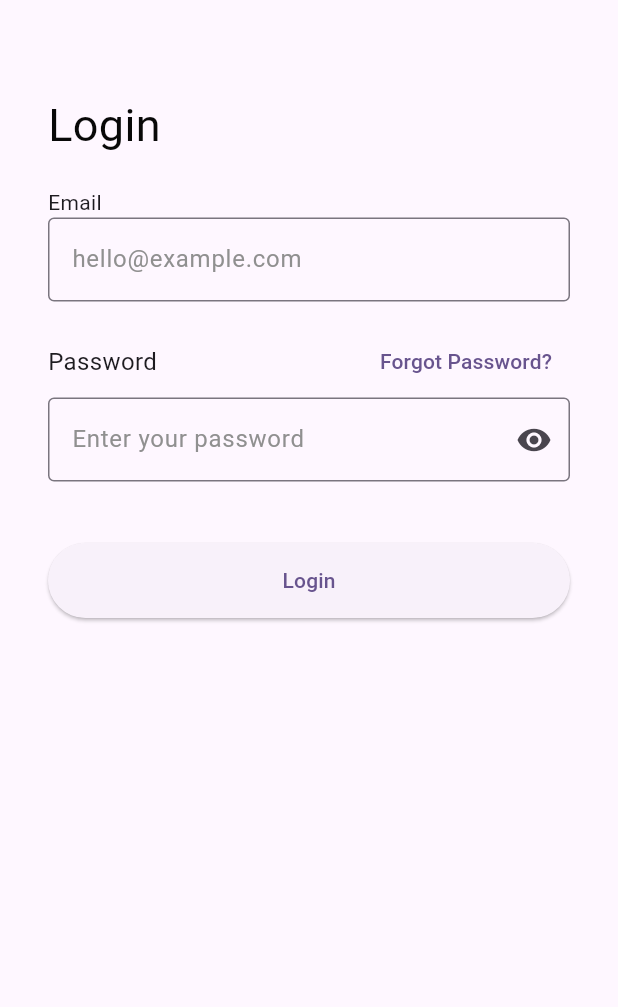
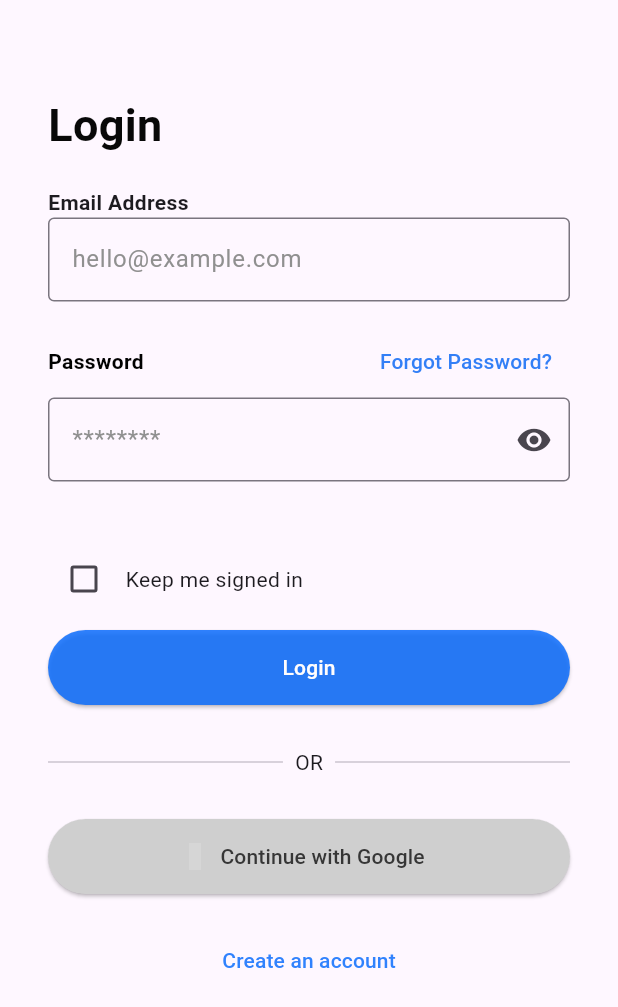
Before and after one commit to Krupnyk-Ivan/e_sign, a Flutter app: the screen it shows after launch, on a phone screen of 412 x 824 dp. Shown: the top 1007 px of the screen. Run offline on Flutter 3.47's test engine with Material 3 defaults, Android fonts, the phone set to English and light mode, and no system bars; our stand-ins replace firebase_auth, firebase_core, material_design_icons_flutter; accounts and stored records are empty; grey boxes are pictures that could not be loaded.

Commit message:
Adds registration page and UI enhancements

```diff
--- a/lib/main.dart
+++ b/lib/main.dart
@@ -1,4 +1,6 @@
 import 'package:e_sign/pages/login_page.dart';
+import 'package:e_sign/pages/register_page.dart';
+
 import 'package:flutter/material.dart';
 import 'package:firebase_core/firebase_core.dart';
 import 'firebase_options.dart';
--- a/lib/pages/login_page.dart
+++ b/lib/pages/login_page.dart
@@ -1,6 +1,9 @@
+import 'package:e_sign/pages/register_page.dart';
 import 'package:firebase_auth/firebase_auth.dart';
 import 'package:flutter/material.dart';
+import 'package:material_design_icons_flutter/material_design_icons_flutter.dart';
 import '../services/auth_service.dart';
+import '../pages/list_apply_page.dart';
 
 class LoginPage extends StatefulWidget {
   const LoginPage({Key? key}) : super(key: key);
@@ -14,6 +17,7 @@ void initState() {}
 
 class _LoginPageState extends State<LoginPage> {
   bool passwordVisible = true;
+  bool isChecked = false;
   TextEditingController controllerEmail = TextEditingController();
   TextEditingController controllerPassword = TextEditingController();
   String erorMessege = '';
@@ -23,12 +27,21 @@ class _LoginPageState extends State<LoginPage> {
         email: controllerEmail.text,
         password: controllerPassword.text,
       );
+      Navigator.of(
+        context,
+      ).push(MaterialPageRoute(builder: (context) => const ListApplyPage()));
     } on FirebaseAuthException catch (e) {
       setState(() {
         erorMessege = e.message ?? 'This is not working';
       });
       print(erorMessege);
     }
+  }
+
+  void register() {
+    Navigator.of(
+      context,
+    ).push(MaterialPageRoute(builder: (context) => const RegisterPage()));
   }
 
   @override
@@ -48,12 +61,19 @@ class _LoginPageState extends State<LoginPage> {
                   style: TextStyle(
                     fontSize: 30,
                     color: Color.fromARGB(255, 8, 8, 8),
+                    fontWeight: FontWeight.bold,
                   ),
                 ),
               ),
               SizedBox(height: 20),
 
-              Align(alignment: Alignment.centerLeft, child: Text('Email')),
+              Align(
+                alignment: Alignment.centerLeft,
+                child: Text(
+                  'Email Address',
+                  style: TextStyle(fontWeight: FontWeight.bold, fontSize: 14),
+                ),
+              ),
 
               TextFormField(
                 controller: controllerEmail,
@@ -74,8 +94,23 @@ class _LoginPageState extends State<LoginPage> {
               Row(
                 mainAxisAlignment: MainAxisAlignment.spaceBetween,
                 children: [
-                  Text('Password', style: TextStyle(fontSize: 16)),
-                  TextButton(onPressed: () {}, child: Text('Forgot Password?')),
+                  Text(
+                    'Password',
+                    style: TextStyle(
+                      fontSize: 14,
+                      color: Color.fromARGB(255, 1, 1, 1),
+                      fontWeight: FontWeight.bold,
+                    ),
+                  ),
+                  TextButton(
+                    onPressed: () {},
+                    child: Text(
+                      'Forgot Password?',
+                      style: TextStyle(
+                        color: Color.fromARGB(218, 16, 107, 245),
+                      ),
+                    ),
+                  ),
                 ],
               ),
 
@@ -84,7 +119,7 @@ class _LoginPageState extends State<LoginPage> {
                 controller: controllerPassword,
                 decoration: InputDecoration(
                   border: OutlineInputBorder(),
-                  hintText: 'Enter your password',
+                  hintText: '********',
                   hintStyle: TextStyle(
                     color: Color.fromARGB(255, 144, 144, 144),
                   ),
@@ -105,6 +140,23 @@ class _LoginPageState extends State<LoginPage> {
               SizedBox(height: 10),
               Row(
                 children: [
+                  Checkbox(
+                    value: isChecked,
+                    activeColor: Color.fromARGB(218, 13, 110, 253),
+                    onChanged: (bool? value) {
+                      setState(() {
+                        isChecked = value!;
+                      });
+                    },
+                  ),
+                  Text(" Keep me signed in"),
+                ],
+              ),
+
+              SizedBox(height: 10),
+
+              Row(
+                children: [
                   Expanded(
                     flex: 10,
                     child: ElevatedButton(
@@ -113,12 +165,67 @@ class _LoginPageState extends State<LoginPage> {
                       },
                       style: ElevatedButton.styleFrom(
                         minimumSize: const Size.fromHeight(50),
+                        backgroundColor: Color.fromARGB(218, 13, 110, 253),
                       ),
 
-                      child: Text('Login'),
+                      child: Text(
+                        'Login',
+                        style: TextStyle(
+                          color: Color.fromARGB(255, 255, 253, 253),
+                        ),
+                      ),
                     ),
                   ),
                 ],
+              ),
+              SizedBox(height: 20),
+              Row(
+                children: [
+                  Expanded(child: Divider()),
+                  Padding(padding: EdgeInsets.all(8), child: Text("OR")),
+                  Expanded(child: Divider()),
+                ],
+              ),
+              SizedBox(height: 20),
+
+              Row(
+                children: [
+                  Expanded(
+                    flex: 10,
+                    child: ElevatedButton.icon(
+                      onPressed: signIn,
+                      icon: Icon(
+                        MdiIcons.google,
+                        color: const Color.fromARGB(255, 55, 55, 55),
+                      ),
+                      label: Text(
+                        'Continue with Google',
+                        style: TextStyle(
+                          color: const Color.fromARGB(255, 54, 54, 54),
+                        ),
+                      ),
+                      style: ElevatedButton.styleFrom(
+                        minimumSize: Size.fromHeight(50),
+                        backgroundColor: Color.fromARGB(255, 207, 207, 207),
+                      ),
+                    ),
+                  ),
+                ],
+              ),
+              SizedBox(height: 20),
+
+              Container(
+                child: Center(
+                  child: TextButton(
+                    onPressed: register,
+                    child: Text(
+                      "Create an account",
+                      style: TextStyle(
+                        color: Color.fromARGB(218, 13, 110, 253),
+                      ),
+                    ),
+                  ),
+                ),
               ),
             ],
           ),
--- a/pubspec.yaml
+++ b/pubspec.yaml
@@ -36,6 +36,7 @@ dependencies:
   cupertino_icons: ^1.0.8
   firebase_core: ^3.13.1
   firebase_auth: ^5.5.4
+  material_design_icons_flutter: ^7.0.7296
 
 dev_dependencies:
   flutter_test:
```
Also changed, not shown: lib/pages/list_apply_page.dart (added, +15 -0 lines), lib/pages/register_page.dart (+224 -0 lines), pubspec.lock.
